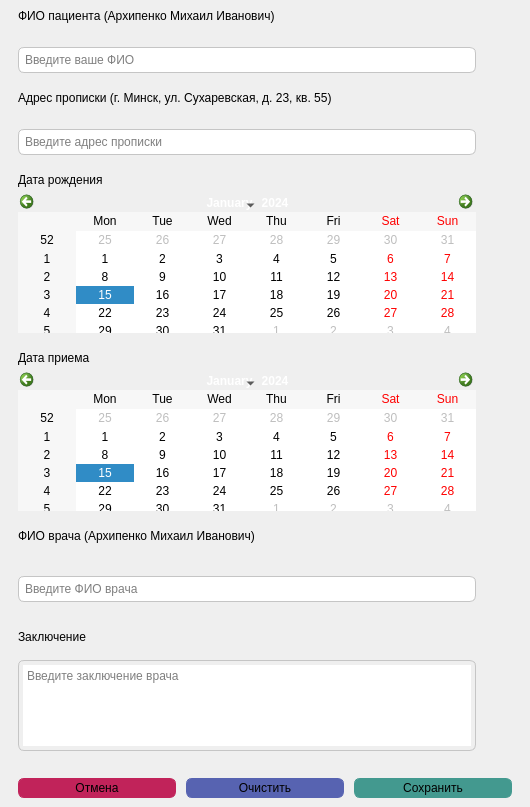
Qt form lab_2/ui/adding_data_window.ui (Artemdjdj/PPOIS_4) before a commit.
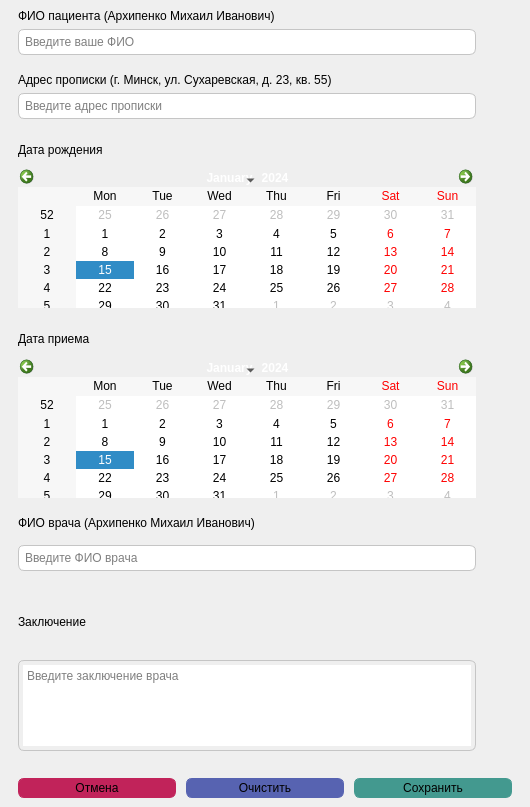
The same form after that commit. Icons and pictures are not drawn.

The edit to the form file:
```diff
--- a/lab_2/ui/adding_data_window.ui
+++ b/lab_2/ui/adding_data_window.ui
@@ -105,28 +105,6 @@
               </property>
              </widget>
             </item>
-            <item>
-             <widget class="QLabel" name="label_incorrect_user">
-              <property name="minimumSize">
-               <size>
-                <width>0</width>
-                <height>12</height>
-               </size>
-              </property>
-              <property name="maximumSize">
-               <size>
-                <width>16777215</width>
-                <height>12</height>
-               </size>
-              </property>
-              <property name="styleSheet">
-               <string notr="true">color:rgb(156, 15, 29);</string>
-              </property>
-              <property name="text">
-               <string/>
-              </property>
-             </widget>
-            </item>
             <item>
              <widget class="QFrame" name="frame_10">
               <property name="frameShape">
@@ -208,28 +186,6 @@
               </property>
              </widget>
             </item>
-            <item>
-             <widget class="QLabel" name="label_incorrect_address">
-              <property name="minimumSize">
-               <size>
-                <width>0</width>
-                <height>12</height>
-               </size>
-              </property>
-              <property name="maximumSize">
-               <size>
-                <width>16777215</width>
-                <height>12</height>
-               </size>
-              </property>
-              <property name="styleSheet">
-               <string notr="true">color:rgb(156, 15, 29);</string>
-              </property>
-              <property name="text">
-               <string/>
-              </property>
-             </widget>
-            </item>
             <item>
              <widget class="QFrame" name="frame_11">
               <property name="frameShape">
@@ -487,35 +443,6 @@
               </property>
              </widget>
             </item>
-            <item>
-             <widget class="QLabel" name="label_incorrect_fio">
-              <property name="minimumSize">
-               <size>
-                <width>0</width>
-                <height>12</height>
-               </size>
-              </property>
-              <property name="maximumSize">
-               <size>
-                <width>16777215</width>
-                <height>12</height>
-               </size>
-              </property>
-              <property name="font">
-               <font>
-                <family>Arial</family>
-                <pointsize>8</pointsize>
-               </font>
-              </property>
-              <property name="styleSheet">
-               <string notr="true">color:rgb(156, 15, 29);
-</string>
-              </property>
-              <property name="text">
-               <string/>
-              </property>
-             </widget>
-            </item>
             <item>
              <widget class="QFrame" name="frame_14">
               <property name="frameShape">
```
